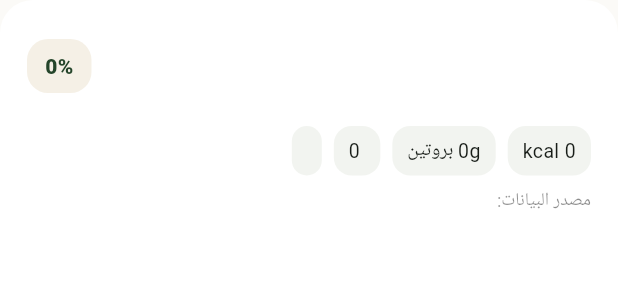
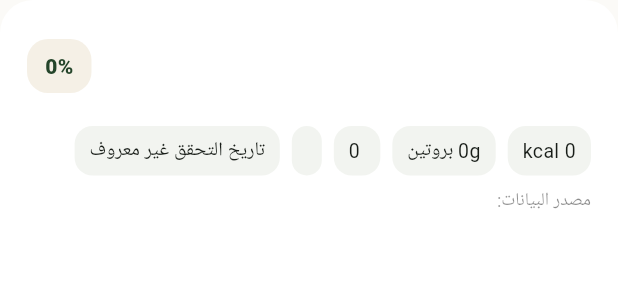
Before and after one commit to elr7aal/wazen-app, a Flutter app: the RecommendationCard widget shown alone on an empty page, opened directly with empty values, on a phone screen of 412 x 824 dp. Shown: the top 300 px of the screen. Run offline on Flutter 3.47's test engine with Material 3 defaults, Android fonts, the phone set to English and light mode, and no system bars; our stand-ins replace flutter_secure_storage, image_picker, shared_preferences, speech_to_text; missing offline and left inert: mobile_scanner; accounts and stored records are empty; network calls fail.

Commit message:
v53 show source freshness on recommendation cards

```diff
--- a/mobile/lib/widgets/recommendation_card.dart
+++ b/mobile/lib/widgets/recommendation_card.dart
@@ -42,6 +42,7 @@ class RecommendationCard extends StatelessWidget {
               _chip('${item.nutrition.proteinG?.toStringAsFixed(0) ?? '—'}g بروتين'),
               if(item.price!=null)_chip('${item.currency??'AED'} ${item.price!.toStringAsFixed(0)}'),
               _chip(decisionLabel),
+              if(item.sourceFreshness!=null)_chip(_freshnessLabel(item.sourceFreshness!,item.sourceAgeDays)),
             ]),
             if (item.reasons.isNotEmpty) ...[
               const SizedBox(height: 14),
@@ -96,11 +97,23 @@ class RecommendationCard extends StatelessWidget {
     return value;
   }
 
+  String _freshnessLabel(String status,int? age){
+    switch(status){
+      case 'FRESH': return age==null?'مصدر حديث':'تحقق قبل $age يوم';
+      case 'AGING': return age==null?'مصدر يحتاج تحديث':'تحقق قبل $age يوم';
+      case 'STALE': return age==null?'مصدر قديم':'مصدر قديم • $age يوم';
+      default: return 'تاريخ التحقق غير معروف';
+    }
+  }
+
   String _translateWarning(String value) {
     switch(value){
       case 'HIGH_SODIUM_FOR_REMAINING_DAY': return 'صوديوم مرتفع بالنسبة لباقي اليوم';
       case 'OVER_BUDGET': return 'أعلى من الميزانية المحددة';
       case 'ALLERGEN_CROSS_CONTACT_WARNING': return 'يوجد تنبيه احتمال تلامس مع مسبب حساسية';
+      case 'SOURCE_STALE': return 'بيانات المصدر قديمة وتحتاج إعادة تحقق';
+      case 'SOURCE_AGING': return 'مر وقت على آخر تحقق من المصدر';
+      case 'SOURCE_VERIFICATION_UNKNOWN': return 'تاريخ التحقق من المصدر غير متوفر';
       case 'MISSING_HEALTH_DATA': return 'بعض البيانات الصحية غير متوفرة';
       default:
         if(value.startsWith('MISSING_')) return 'بيانات غذائية مطلوبة غير متوفرة';
```
